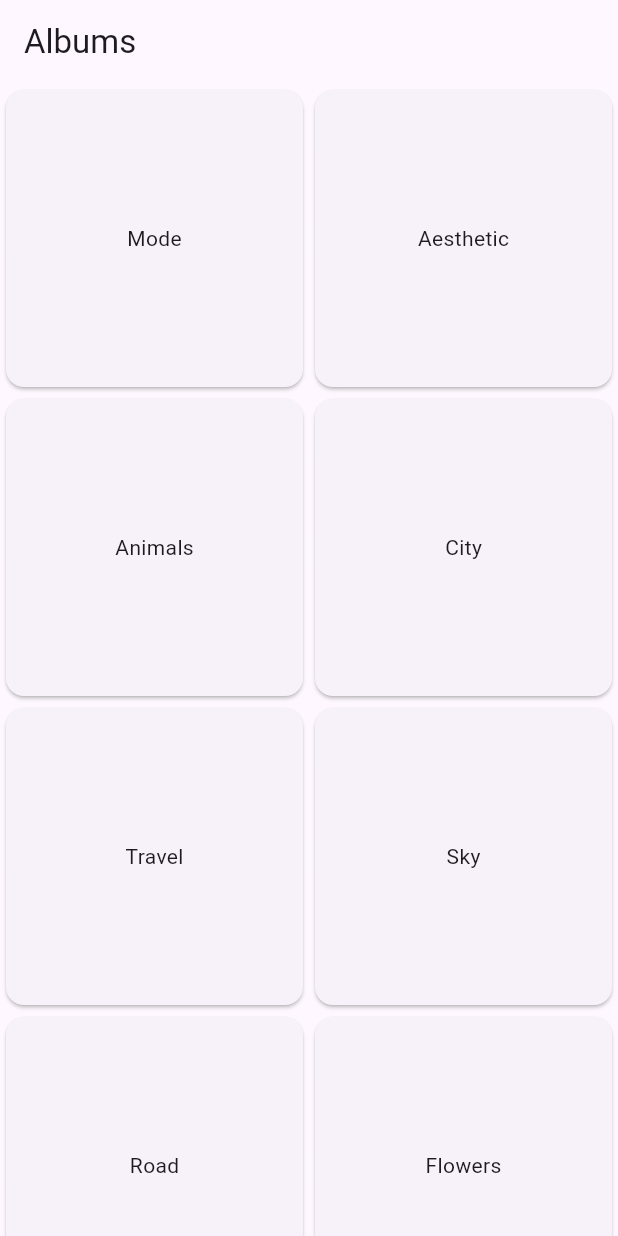
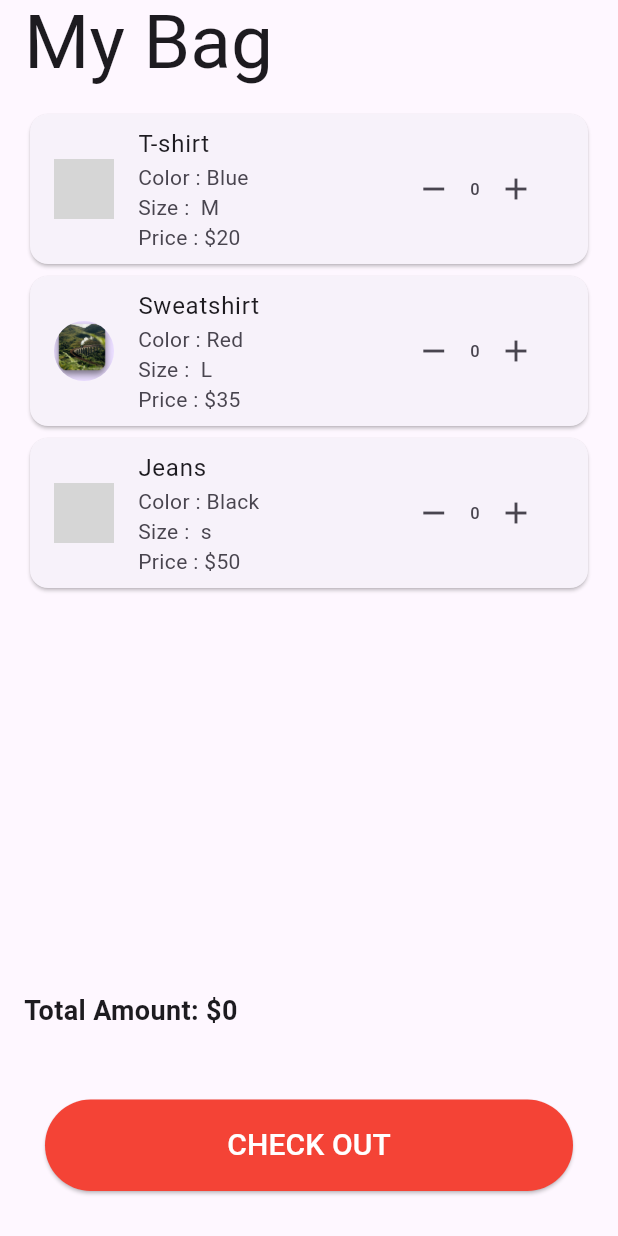
Before and after one commit to mdnahidhasan999/AssginmentApp, a Flutter app: the screen it shows after launch, on a phone screen of 412 x 824 dp. Run offline on Flutter 3.47's test engine with Material 3 defaults, Android fonts, the phone set to English and light mode, and no system bars; grey boxes are pictures that could not be loaded.

Commit message:
my bag assignment

```diff
--- a/lib/data_models.dart
+++ b/lib/data_models.dart
@@ -29,9 +29,9 @@ List<Album> albums = [
 List<Photo> photos = [
   Photo('Fashion Model', 'A stylish fashion model', 'assets/mood.jpg'),
   Photo('Sunset', 'Beautiful sunset over the horizon', 'assets/asthetic.jpg'),
-  Photo('Cute Cat', 'Adorable fluffy cat', 'assets/animals.jpg'),
+  Photo('Cute Cat', 'Adorable fluffy cat', 'assets/tshirt.jpg'),
   Photo('City Skyline', 'Urban city skyline view', 'assets/city.jpg'),
-  Photo('Mountain View', 'Scenic mountain landscape', 'assets/travrel.jpg'),
+  Photo('Mountain View', 'Scenic mountain landscape', 'assets/Sweatshirt.jpg'),
   Photo('Clouds', 'Fluffy clouds in the sky', 'assets/sky.jpg'),
   Photo('Open Road', 'Endless road journey', 'assets/road.jpg'),
   Photo('Spring Blossoms', 'Colorful spring flowers', 'assets/flowers.jpg'),
--- /dev/null
+++ b/lib/mybagcart.dart
@@ -0,0 +1,152 @@
+import 'package:flutter/material.dart';
+class ShoppingCart extends StatefulWidget {
+  const ShoppingCart({super.key});
+
+  @override
+  State<ShoppingCart> createState() => _ShoppingCartState();
+}
+
+class _ShoppingCartState extends State<ShoppingCart> {
+  int itemCount1 = 0;
+  int itemCount2 = 0;
+  int itemCount3 = 0;
+
+  int getPrice(String itemName) {
+    // Define item prices based on item name (you can use a map or database in real app)
+    switch (itemName) {
+      case 'T-shirt':
+        return 20;
+      case 'Sweatshirt':
+        return 35;
+      case 'Jeans':
+        return 50;
+      default:
+        return 0;
+    }
+  }
+
+  int calculateTotalAmount() {
+    // Calculate total amount based on item counts and prices
+    int totalAmount = (itemCount1 * getPrice('T-shirt')) +
+        (itemCount2 * getPrice('Sweatshirt')) +
+        (itemCount3 * getPrice('Jeans'));
+    return totalAmount;
+  }
+
+  void incrementItem(int itemIndex) {
+    setState(() {
+      if (itemIndex == 1 && itemCount1 < 5) {
+        itemCount1++;
+      } else if (itemIndex == 2 && itemCount2 < 5) {
+        itemCount2++;
+      } else if (itemIndex == 3 && itemCount3 < 5) {
+        itemCount3++;
+      }
+    });
+  }
+
+  void decrementItem(int itemIndex) {
+    setState(() {
+      if (itemIndex == 1 && itemCount1 > 0) {
+        itemCount1--;
+      } else if (itemIndex == 2 && itemCount2 > 0) {
+        itemCount2--;
+      } else if (itemIndex == 3 && itemCount3 > 0) {
+        itemCount3--;
+      }
+    });
+  }
+
+  void checkout() {
+    int totalItems = itemCount1 + itemCount2 + itemCount3;
+    int totalAmount = calculateTotalAmount();
+    showSnackbar(context,
+        'Congratulations! You have added $totalItems items to your bag. Total amount: \$$totalAmount');
+  }
+
+  void showSnackbar(BuildContext context, String message) {
+    ScaffoldMessenger.of(context).showSnackBar(
+      SnackBar(
+        content: Text(message),
+        duration: const Duration(seconds: 2),
+      ),
+    );
+  }
+
+  @override
+  @override
+  Widget build(BuildContext context) {
+    return Scaffold(
+        appBar: AppBar(
+          title: const Text('My Bag', style: TextStyle(fontSize: 50),),
+        ),
+        body: Column(crossAxisAlignment: CrossAxisAlignment.stretch, children: [
+
+          Expanded(
+            child: ListView(
+              padding: const EdgeInsets.all(16.0),
+              children: [
+                buildItemCard('T-shirt', 'M', 'Blue', itemCount1, 1),
+                buildItemCard('Sweatshirt', 'L', 'Red', itemCount2, 2),
+                buildItemCard('Jeans', 's', 'Black', itemCount3, 3),
+              ],
+            ),
+          ),
+          Padding(
+            padding: const EdgeInsets.all(16.0),
+            child: Text(
+              'Total Amount: \$${calculateTotalAmount()}',
+              style: const TextStyle(
+                fontSize: 18.0,
+                fontWeight: FontWeight.bold,
+              ),
+            ),
+          ),
+          Padding(
+            padding: const EdgeInsets.all(30.0),
+            child: ElevatedButton(
+              style: ButtonStyle(
+                backgroundColor: MaterialStateProperty.all<Color>(Colors.red),
+                padding: MaterialStateProperty.all<EdgeInsetsGeometry>(
+                    const EdgeInsets.symmetric(vertical: 16.0, horizontal: 24.0)),
+              ),
+              onPressed: checkout,
+              child: const Text('CHECK OUT',
+                  style: TextStyle(color: Colors.white, fontSize: 20.0)),
+            ),
+          ),
+        ]));
+  }
+
+  Widget buildItemCard(String itemName, String size, String color,
+      int itemCount, int itemIndex) {
+    return Card(
+      child: ListTile(
+        leading: CircleAvatar(backgroundImage: AssetImage('assets/$itemName.jpg')),
+        title: Text(itemName),
+        subtitle: Column(
+          crossAxisAlignment: CrossAxisAlignment.start,
+          children: [
+            Text('Color : $color'),
+            Text('Size :  $size'),
+            Text('Price : \$${getPrice(itemName)}'),
+          ],
+        ),
+        trailing: Row(
+          mainAxisSize: MainAxisSize.min,
+          children: [
+            IconButton(
+              icon: const Icon(Icons.remove),
+              onPressed: () => decrementItem(itemIndex),
+            ),
+            Text('$itemCount'),
+            IconButton(
+              icon: const Icon(Icons.add),
+              onPressed: () => incrementItem(itemIndex),
+            ),
+          ],
+        ),
+      ),
+    );
+  }
+}
--- a/pubspec.yaml
+++ b/pubspec.yaml
@@ -57,16 +57,16 @@ flutter:
   # included with your application, so that you can use the icons in
   # the material Icons class.
 
-
+  uses-material-design: true
   # To add assets to your application, add an assets section, like this:
   assets:
-    - assets/animals.jpg
+    - assets/tshirt.jpg
     - assets/asthetic.jpg
     - assets/city.jpg
     - assets/flowers.jpg
     - assets/mood.jpg
     - assets/sky.jpg
-    - assets/travrel.jpg
+    - assets/Sweatshirt.jpg
     - assets/road.jpg
 
 
```
Also changed, not shown: lib/main.dart (+6 -115 lines), assets/Sweatshirt.jpg (renamed from assets/travrel.jpg), assets/tshirt.jpg (renamed from assets/animals.jpg), lib/extracode.dart (added).
